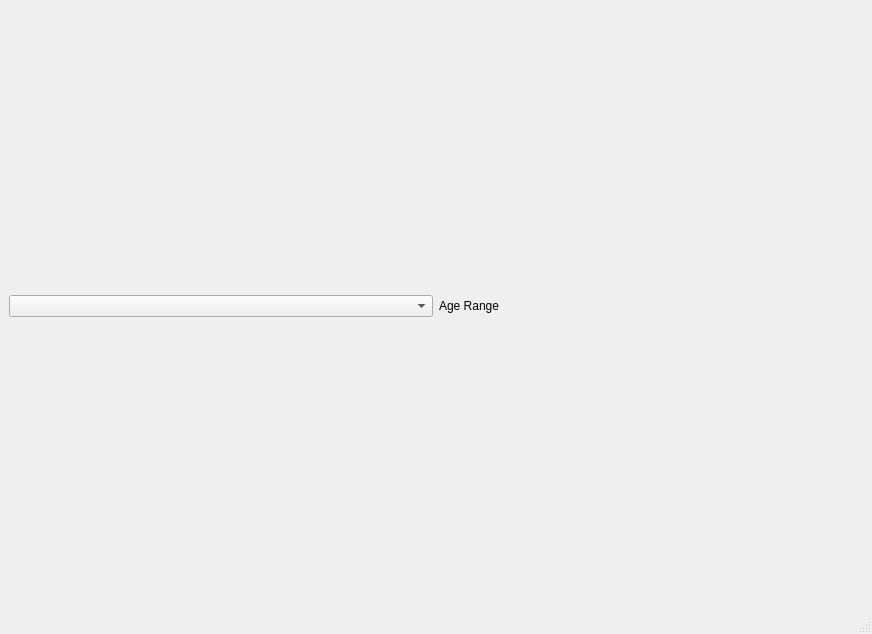
This is BoilerMake2020.ui in nrodeghi/BoilerMake2020 as Qt 5 draws it before an edit. The edited form follows.
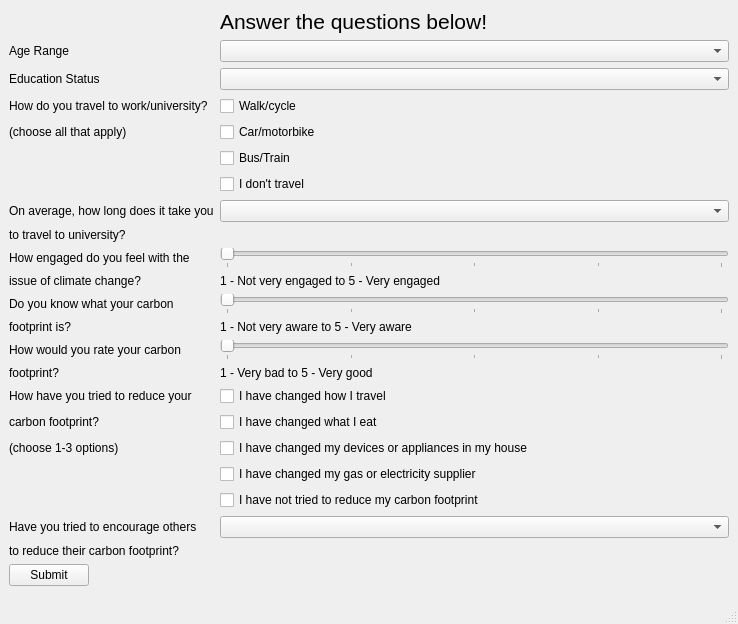
This is the edited form. Icons and pictures are not drawn.

Commit message: my ugly form is done!

The edit to the form file:
```diff
--- a/BoilerMake2020.ui
+++ b/BoilerMake2020.ui
@@ -6,8 +6,8 @@
    <rect>
     <x>0</x>
     <y>0</y>
-    <width>872</width>
-    <height>634</height>
+    <width>738</width>
+    <height>624</height>
    </rect>
   </property>
   <property name="windowTitle">
@@ -30,15 +30,21 @@
    <property name="layoutDirection">
     <enum>Qt::LeftToRight</enum>
    </property>
-   <layout class="QHBoxLayout" name="horizontalLayout">
-    <item>
-     <widget class="QComboBox" name="cbAge">
-      <property name="enabled">
-       <bool>true</bool>
+   <layout class="QFormLayout" name="formLayout">
+    <item row="1" column="1">
+     <widget class="QLabel" name="lbTitle">
+      <property name="font">
+       <font>
+        <family>Arial</family>
+        <pointsize>16</pointsize>
+       </font>
+      </property>
+      <property name="text">
+       <string>Answer the questions below!</string>
       </property>
      </widget>
     </item>
-    <item>
+    <item row="2" column="0">
      <widget class="QLabel" name="lbAge">
       <property name="text">
        <string>Age Range</string>
@@ -48,6 +54,282 @@
       </property>
      </widget>
     </item>
+    <item row="2" column="1">
+     <widget class="QComboBox" name="cbAge">
+      <property name="enabled">
+       <bool>true</bool>
+      </property>
+     </widget>
+    </item>
+    <item row="4" column="0">
+     <widget class="QLabel" name="lbEdu">
+      <property name="text">
+       <string>Education Status</string>
+      </property>
+     </widget>
+    </item>
+    <item row="4" column="1">
+     <widget class="QComboBox" name="cbEdu"/>
+    </item>
+    <item row="6" column="0">
+     <widget class="QLabel" name="lbTravel1">
+      <property name="text">
+       <string>How do you travel to work/university?</string>
+      </property>
+     </widget>
+    </item>
+    <item row="6" column="1">
+     <widget class="QCheckBox" name="chWalk">
+      <property name="text">
+       <string>Walk/cycle</string>
+      </property>
+     </widget>
+    </item>
+    <item row="7" column="0">
+     <widget class="QLabel" name="lbTravel2">
+      <property name="text">
+       <string>(choose all that apply)</string>
+      </property>
+     </widget>
+    </item>
+    <item row="7" column="1">
+     <widget class="QCheckBox" name="chCar">
+      <property name="text">
+       <string>Car/motorbike</string>
+      </property>
+     </widget>
+    </item>
+    <item row="8" column="1">
+     <widget class="QCheckBox" name="chBus">
+      <property name="text">
+       <string>Bus/Train</string>
+      </property>
+     </widget>
+    </item>
+    <item row="9" column="1">
+     <widget class="QCheckBox" name="chNone">
+      <property name="text">
+       <string>I don't travel</string>
+      </property>
+     </widget>
+    </item>
+    <item row="11" column="0">
+     <widget class="QLabel" name="lbTime1">
+      <property name="text">
+       <string>On average, how long does it take you</string>
+      </property>
+     </widget>
+    </item>
+    <item row="11" column="1">
+     <widget class="QComboBox" name="cbTime"/>
+    </item>
+    <item row="12" column="0">
+     <widget class="QLabel" name="lbTime2">
+      <property name="text">
+       <string>to travel to university?</string>
+      </property>
+     </widget>
+    </item>
+    <item row="19" column="0">
+     <widget class="QLabel" name="lbEng1">
+      <property name="text">
+       <string>How engaged do you feel with the</string>
+      </property>
+     </widget>
+    </item>
+    <item row="19" column="1">
+     <widget class="QSlider" name="slEng">
+      <property name="minimum">
+       <number>1</number>
+      </property>
+      <property name="maximum">
+       <number>5</number>
+      </property>
+      <property name="orientation">
+       <enum>Qt::Horizontal</enum>
+      </property>
+      <property name="tickPosition">
+       <enum>QSlider::TicksBelow</enum>
+      </property>
+      <property name="tickInterval">
+       <number>1</number>
+      </property>
+     </widget>
+    </item>
+    <item row="21" column="0">
+     <widget class="QLabel" name="lbEng2">
+      <property name="text">
+       <string>issue of climate change?</string>
+      </property>
+     </widget>
+    </item>
+    <item row="21" column="1">
+     <widget class="QLabel" name="lbEng3">
+      <property name="text">
+       <string>1 - Not very engaged to 5 - Very engaged</string>
+      </property>
+     </widget>
+    </item>
+    <item row="25" column="0">
+     <widget class="QLabel" name="lbKnow1">
+      <property name="text">
+       <string>Do you know what your carbon</string>
+      </property>
+     </widget>
+    </item>
+    <item row="25" column="1">
+     <widget class="QSlider" name="slKnow">
+      <property name="minimum">
+       <number>1</number>
+      </property>
+      <property name="maximum">
+       <number>5</number>
+      </property>
+      <property name="orientation">
+       <enum>Qt::Horizontal</enum>
+      </property>
+      <property name="tickPosition">
+       <enum>QSlider::TicksBelow</enum>
+      </property>
+      <property name="tickInterval">
+       <number>1</number>
+      </property>
+     </widget>
+    </item>
+    <item row="27" column="0">
+     <widget class="QLabel" name="lbKnow2">
+      <property name="text">
+       <string>footprint is?</string>
+      </property>
+     </widget>
+    </item>
+    <item row="27" column="1">
+     <widget class="QLabel" name="lbKnow3">
+      <property name="text">
+       <string>1 - Not very aware to 5 - Very aware</string>
+      </property>
+     </widget>
+    </item>
+    <item row="31" column="0">
+     <widget class="QLabel" name="lbPrint1">
+      <property name="text">
+       <string>How would you rate your carbon</string>
+      </property>
+     </widget>
+    </item>
+    <item row="32" column="0">
+     <widget class="QLabel" name="lbPrint2">
+      <property name="text">
+       <string>footprint?</string>
+      </property>
+     </widget>
+    </item>
+    <item row="31" column="1">
+     <widget class="QSlider" name="slPrint">
+      <property name="minimum">
+       <number>1</number>
+      </property>
+      <property name="maximum">
+       <number>5</number>
+      </property>
+      <property name="orientation">
+       <enum>Qt::Horizontal</enum>
+      </property>
+      <property name="tickPosition">
+       <enum>QSlider::TicksBelow</enum>
+      </property>
+      <property name="tickInterval">
+       <number>1</number>
+      </property>
+     </widget>
+    </item>
+    <item row="32" column="1">
+     <widget class="QLabel" name="lbPrint3">
+      <property name="text">
+       <string>1 - Very bad to 5 - Very good</string>
+      </property>
+     </widget>
+    </item>
+    <item row="34" column="0">
+     <widget class="QLabel" name="lbTry1">
+      <property name="text">
+       <string>How have you tried to reduce your</string>
+      </property>
+     </widget>
+    </item>
+    <item row="35" column="0">
+     <widget class="QLabel" name="lbTry2">
+      <property name="text">
+       <string>carbon footprint?</string>
+      </property>
+     </widget>
+    </item>
+    <item row="36" column="0">
+     <widget class="QLabel" name="lbTry3">
+      <property name="text">
+       <string>(choose 1-3 options)</string>
+      </property>
+     </widget>
+    </item>
+    <item row="34" column="1">
+     <widget class="QCheckBox" name="chTry1">
+      <property name="text">
+       <string>I have changed how I travel</string>
+      </property>
+     </widget>
+    </item>
+    <item row="35" column="1">
+     <widget class="QCheckBox" name="chTry2">
+      <property name="text">
+       <string>I have changed what I eat</string>
+      </property>
+     </widget>
+    </item>
+    <item row="36" column="1">
+     <widget class="QCheckBox" name="chTry3">
+      <property name="text">
+       <string>I have changed my devices or appliances in my house</string>
+      </property>
+     </widget>
+    </item>
+    <item row="37" column="1">
+     <widget class="QCheckBox" name="chTry4">
+      <property name="text">
+       <string>I have changed my gas or electricity supplier</string>
+      </property>
+     </widget>
+    </item>
+    <item row="38" column="1">
+     <widget class="QCheckBox" name="chTry5">
+      <property name="text">
+       <string>I have not tried to reduce my carbon footprint</string>
+      </property>
+     </widget>
+    </item>
+    <item row="39" column="1">
+     <widget class="QComboBox" name="cbOthers"/>
+    </item>
+    <item row="39" column="0">
+     <widget class="QLabel" name="lbOthers1">
+      <property name="text">
+       <string>Have you tried to encourage others</string>
+      </property>
+     </widget>
+    </item>
+    <item row="40" column="0">
+     <widget class="QLabel" name="lbOthers2">
+      <property name="text">
+       <string>to reduce their carbon footprint?</string>
+      </property>
+     </widget>
+    </item>
+    <item row="41" column="0">
+     <widget class="QPushButton" name="btnSubmit">
+      <property name="text">
+       <string>Submit</string>
+      </property>
+     </widget>
+    </item>
    </layout>
   </widget>
   <widget class="QMenuBar" name="menubar">
```
Left out of the diff: 2 changed lines with no effect on the pictures. The commit also changes 2 other files.
